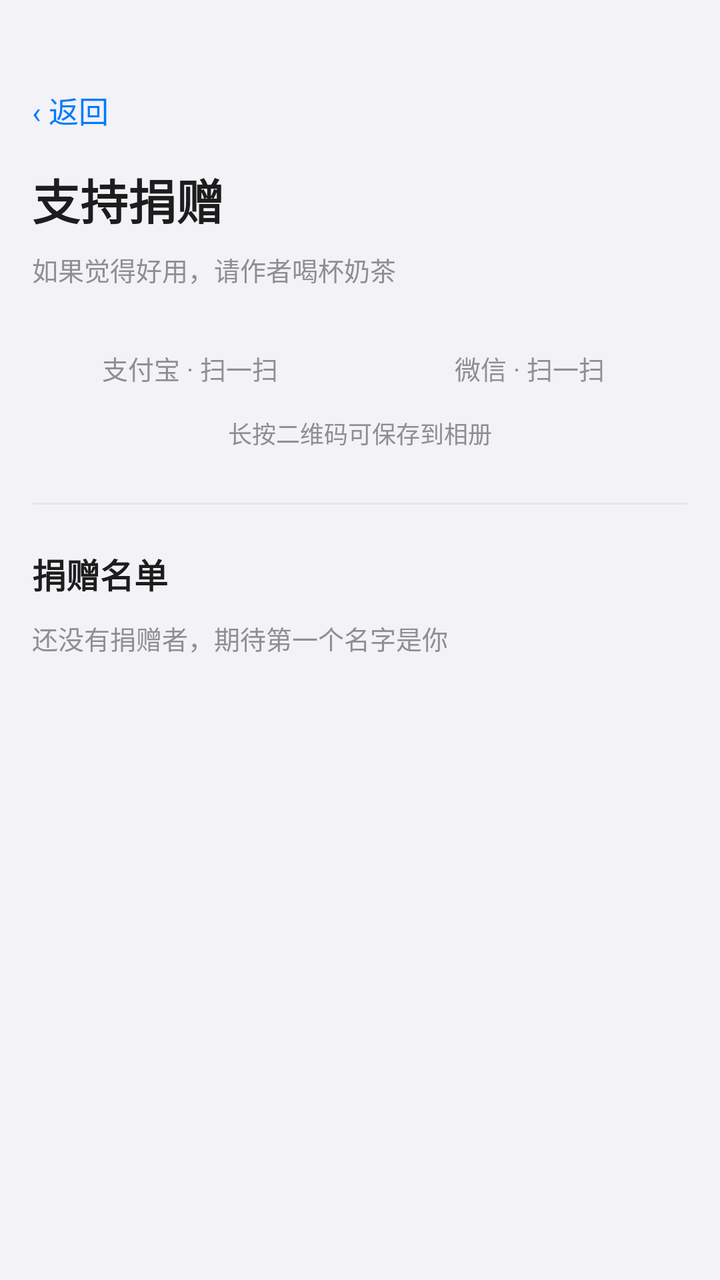
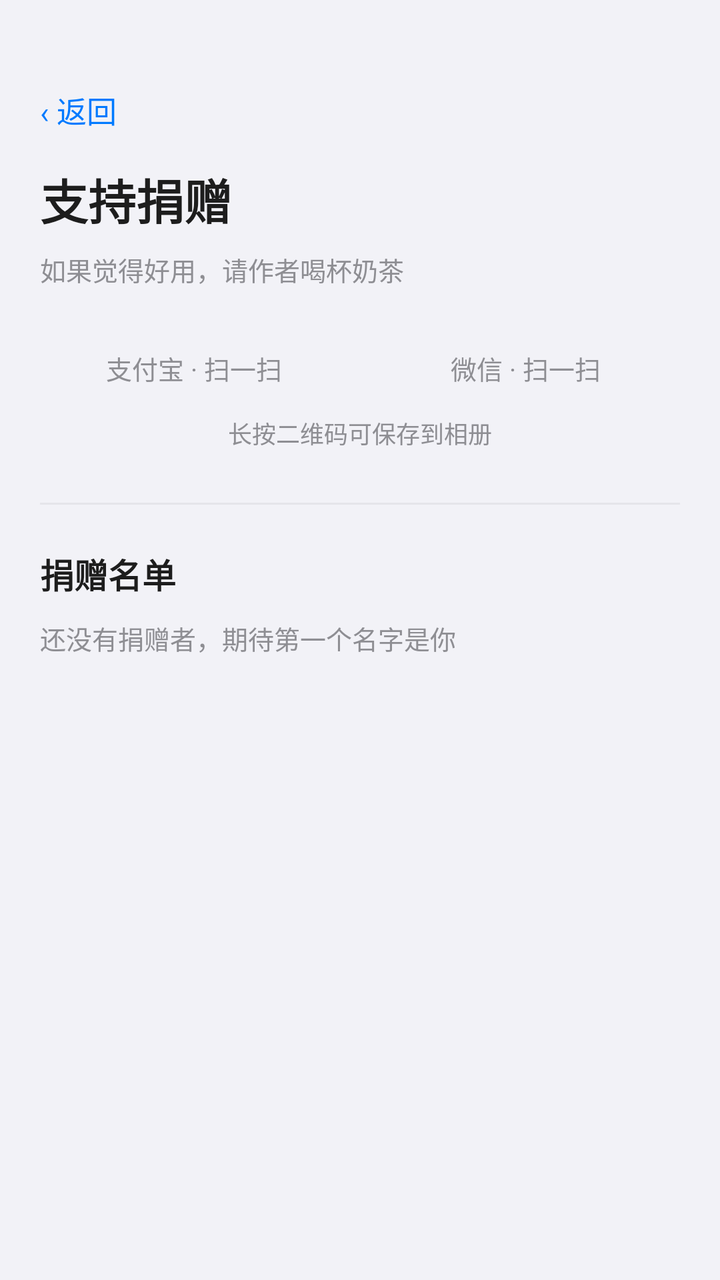

Two renders of the same Android screen: before a commit and after it. Below are the layout's source before the change and the commit's diff.
<!-- AndroidManifest.xml: application theme Theme.Safewalk -->
<!-- res/layout/activity_donate_qr.xml -->
<?xml version="1.0" encoding="utf-8"?>
<ScrollView xmlns:android="http://schemas.android.com/apk/res/android"
    android:layout_width="match_parent"
    android:layout_height="match_parent"
    android:background="@color/bg"
    android:fillViewport="true"
    android:fitsSystemWindows="true"
    android:scrollbars="none">

    <LinearLayout
        android:layout_width="match_parent"
        android:layout_height="wrap_content"
        android:orientation="vertical"
        android:paddingLeft="16dp"
        android:paddingTop="40dp"
        android:paddingRight="16dp"
        android:paddingBottom="28dp">

        <TextView
            android:id="@+id/btn_back"
            style="@style/BackLink"
            android:text="‹ 返回" />

        <TextView
            android:id="@+id/tv_title"
            style="@style/PageTitle"
            android:layout_marginTop="12dp"
            android:text="支持捐赠" />

        <TextView
            android:id="@+id/tv_subtitle"
            android:layout_width="wrap_content"
            android:layout_height="wrap_content"
            android:layout_marginTop="8dp"
            android:text="如果觉得好用，请作者喝杯奶茶"
            android:textColor="@color/text_hint"
            android:textSize="13sp" />

        
        <LinearLayout
            android:layout_width="match_parent"
            android:layout_height="wrap_content"
            android:layout_marginTop="22dp"
            android:baselineAligned="false"
            android:orientation="horizontal">

            <LinearLayout
                android:layout_width="0dp"
                android:layout_height="wrap_content"
                android:layout_weight="1"
                android:gravity="center_horizontal"
                android:orientation="vertical">

                <ImageView
                    android:id="@+id/iv_qr_alipay"
                    android:layout_width="match_parent"
                    android:layout_height="wrap_content"
                    android:adjustViewBounds="true"
                    android:contentDescription="支付宝捐赠二维码"
                    android:scaleType="fitCenter" />

                <TextView
                    android:layout_width="wrap_content"
                    android:layout_height="wrap_content"
                    android:layout_marginTop="8dp"
                    android:text="支付宝 · 扫一扫"
                    android:textColor="@color/text_hint"
                    android:textSize="13sp" />
            </LinearLayout>

            <LinearLayout
                android:layout_width="0dp"
                android:layout_height="wrap_content"
                android:layout_marginStart="12dp"
                android:layout_weight="1"
                android:gravity="center_horizontal"
                android:orientation="vertical">

                <ImageView
                    android:id="@+id/iv_qr_wechat"
                    android:layout_width="match_parent"
                    android:layout_height="wrap_content"
                    android:adjustViewBounds="true"
                    android:contentDescription="微信捐赠二维码"
                    android:scaleType="fitCenter" />

                <TextView
                    android:layout_width="wrap_content"
                    android:layout_height="wrap_content"
                    android:layout_marginTop="8dp"
                    android:text="微信 · 扫一扫"
                    android:textColor="@color/text_hint"
                    android:textSize="13sp" />
            </LinearLayout>
        </LinearLayout>

        <TextView
            android:layout_width="wrap_content"
            android:layout_height="wrap_content"
            android:layout_gravity="center_horizontal"
            android:layout_marginTop="14dp"
            android:gravity="center"
            android:text="长按二维码可保存到相册"
            android:textColor="@color/text_hint"
            android:textSize="12sp" />

        
        <View
            android:layout_width="match_parent"
            android:layout_height="1dp"
            android:layout_marginTop="26dp"
            android:background="@color/divider" />

        <TextView
            android:layout_width="wrap_content"
            android:layout_height="wrap_content"
            android:layout_marginTop="22dp"
            android:text="捐赠名单"
            android:textColor="@color/text_primary"
            android:textSize="17sp"
            android:textStyle="bold" />

        <TextView
            android:id="@+id/tv_donor_empty"
            android:layout_width="wrap_content"
            android:layout_height="wrap_content"
            android:layout_marginTop="10dp"
            android:text="还没有捐赠者，期待第一个名字是你"
            android:textColor="@color/text_hint"
            android:textSize="13sp" />

        <LinearLayout
            android:id="@+id/donor_list"
            android:layout_width="match_parent"
            android:layout_height="wrap_content"
            android:layout_marginTop="6dp"
            android:orientation="vertical" />

    </LinearLayout>

</ScrollView>
<!-- resources referenced by this layout -->
<resources>
  <color name="bg">#F2F2F7</color>
  <color name="divider">#E5E5EA</color>
  <color name="text_hint">#8E8E93</color>
  <color name="text_primary">#1D1D1D</color>
  <style name="BackLink">
          <item name="android:layout_width">wrap_content</item>
          <item name="android:layout_height">wrap_content</item>
          <item name="android:background">?android:attr/selectableItemBackground</item>
          <item name="android:paddingTop">4dp</item>
          <item name="android:paddingBottom">4dp</item>
          <item name="android:paddingRight">12dp</item>
          <item name="android:textColor">@color/primary</item>
          <item name="android:textSize">15sp</item>
      </style>
  <style name="PageTitle">
          <item name="android:layout_width">wrap_content</item>
          <item name="android:layout_height">wrap_content</item>
          <item name="android:textColor">@color/text_primary</item>
          <item name="android:textSize">24sp</item>
          <item name="android:textStyle">bold</item>
      </style>
  <style name="Theme.Safewalk" parent="Theme.MaterialComponents.DayNight.NoActionBar">
          <item name="android:windowBackground">@color/bg</item>
          <item name="android:statusBarColor">@android:color/transparent</item>
          
          <item name="android:windowLightStatusBar">@bool/light_statusbar</item>
          <item name="android:navigationBarColor">@color/bg</item>
          <item name="android:windowLightNavigationBar">@bool/light_statusbar</item>
  
          
          <item name="android:forceDarkAllowed">false</item>
  
          
          <item name="colorPrimary">@color/primary</item>
          <item name="colorAccent">@color/primary</item>
          <item name="colorControlActivated">@color/primary</item>
          <item name="colorControlNormal">@color/text_hint</item>
  
          <item name="android:colorBackground">@color/bg</item>
          <item name="android:textColorPrimary">@color/text_primary</item>
          <item name="android:textColorSecondary">@color/text_hint</item>
          <item name="android:textColorHint">@color/text_hint</item>
      </style>
  <color name="primary">#007AFF</color>
</resources>

<!-- the commit's change to res/layout/activity_donate_qr.xml (unified diff, before → after) -->
@@ -11,9 +11,9 @@
         android:layout_width="match_parent"
         android:layout_height="wrap_content"
         android:orientation="vertical"
-        android:paddingLeft="16dp"
+        android:paddingLeft="20dp"
         android:paddingTop="40dp"
-        android:paddingRight="16dp"
+        android:paddingRight="20dp"
         android:paddingBottom="28dp">
 
         <TextView
